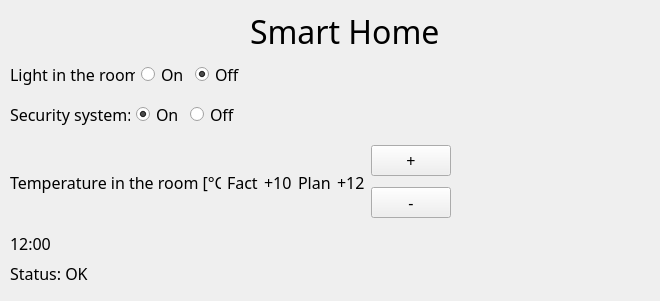
Old version of the form desktop/src/main.ui in the repository SirDalbag/pyqt-smart-home.
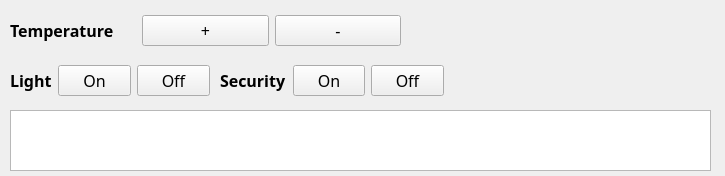
New version of the form.

What changed in the file:
```diff
--- a/desktop/src/main.ui
+++ b/desktop/src/main.ui
@@ -6,8 +6,8 @@
    <rect>
     <x>0</x>
     <y>0</y>
-    <width>660</width>
-    <height>301</height>
+    <width>725</width>
+    <height>176</height>
    </rect>
   </property>
   <property name="font">
@@ -19,44 +19,98 @@
   <property name="windowTitle">
    <string>System Manage</string>
   </property>
+  <widget class="QListWidget" name="device_view">
+   <property name="geometry">
+    <rect>
+     <x>10</x>
+     <y>110</y>
+     <width>701</width>
+     <height>61</height>
+    </rect>
+   </property>
+   <property name="font">
+    <font>
+     <family>Bahnschrift</family>
+     <pointsize>12</pointsize>
+    </font>
+   </property>
+  </widget>
+  <widget class="QWidget" name="horizontalLayoutWidget">
+   <property name="geometry">
+    <rect>
+     <x>10</x>
+     <y>10</y>
+     <width>391</width>
+     <height>41</height>
+    </rect>
+   </property>
+   <layout class="QHBoxLayout" name="temp_layout">
+    <item>
+     <widget class="QLabel" name="temp_label">
+      <property name="font">
+       <font>
+        <family>Bahnschrift SemiBold</family>
+        <pointsize>12</pointsize>
+        <bold>true</bold>
+       </font>
+      </property>
+      <property name="text">
+       <string>Temperature</string>
+      </property>
+     </widget>
+    </item>
+    <item>
+     <widget class="QPushButton" name="temp_up">
+      <property name="text">
+       <string>+</string>
+      </property>
+     </widget>
+    </item>
+    <item>
+     <widget class="QPushButton" name="temp_down">
+      <property name="text">
+       <string>-</string>
+      </property>
+     </widget>
+    </item>
+   </layout>
+  </widget>
   <widget class="QWidget" name="horizontalLayoutWidget_2">
    <property name="geometry">
     <rect>
      <x>10</x>
      <y>60</y>
-     <width>235</width>
-     <height>29</height>
+     <width>200</width>
+     <height>41</height>
     </rect>
    </property>
    <layout class="QHBoxLayout" name="light_layout">
     <item>
-     <widget class="QLabel" name="light">
+     <widget class="QLabel" name="light_label">
+      <property name="font">
+       <font>
+        <family>Bahnschrift SemiBold</family>
+        <pointsize>12</pointsize>
+        <bold>true</bold>
+       </font>
+      </property>
       <property name="text">
-       <string>Light in the room:</string>
+       <string>Light</string>
       </property>
      </widget>
     </item>
     <item>
-     <widget class="QRadioButton" name="light_on">
+     <widget class="QPushButton" name="light_on">
       <property name="text">
        <string>On</string>
       </property>
-      <property name="checked">
-       <bool>false</bool>
-      </property>
      </widget>
     </item>
     <item>
-     <widget class="QRadioButton" name="light_off">
+     <widget class="QPushButton" name="light_off">
       <property name="text">
        <string>Off</string>
       </property>
-      <property name="checked">
-       <bool>true</bool>
-      </property>
-      <property name="autoRepeat">
-       <bool>false</bool>
-      </property>
      </widget>
     </item>
    </layout>
@@ -64,206 +118,43 @@
   <widget class="QWidget" name="horizontalLayoutWidget_3">
    <property name="geometry">
     <rect>
-     <x>10</x>
-     <y>100</y>
-     <width>230</width>
-     <height>29</height>
+     <x>220</x>
+     <y>60</y>
+     <width>224</width>
+     <height>41</height>
     </rect>
    </property>
    <layout class="QHBoxLayout" name="seciruty_layout">
     <item>
-     <widget class="QLabel" name="security">
-      <property name="text">
-       <string>Security system:</string>
-      </property>
-     </widget>
-    </item>
-    <item>
-     <widget class="QRadioButton" name="seciruty_on">
-      <property name="text">
-       <string>On</string>
-      </property>
-      <property name="checked">
-       <bool>true</bool>
-      </property>
-     </widget>
-    </item>
-    <item>
-     <widget class="QRadioButton" name="seciruty_off">
-      <property name="text">
-       <string>Off</string>
-      </property>
-      <property name="checked">
-       <bool>false</bool>
-      </property>
-      <property name="autoRepeat">
-       <bool>false</bool>
-      </property>
-     </widget>
-    </item>
-   </layout>
-  </widget>
-  <widget class="QWidget" name="horizontalLayoutWidget">
-   <property name="geometry">
-    <rect>
-     <x>10</x>
-     <y>10</y>
-     <width>641</width>
-     <height>42</height>
-    </rect>
-   </property>
-   <layout class="QHBoxLayout" name="title_layout">
-    <property name="sizeConstraint">
-     <enum>QLayout::SetDefaultConstraint</enum>
-    </property>
-    <property name="leftMargin">
-     <number>240</number>
-    </property>
-    <property name="topMargin">
-     <number>0</number>
-    </property>
-    <property name="rightMargin">
-     <number>0</number>
-    </property>
-    <item alignment="Qt::AlignLeft|Qt::AlignVCenter">
-     <widget class="QLabel" name="title">
+     <widget class="QLabel" name="security_label">
       <property name="font">
        <font>
-        <family>Bahnschrift</family>
-        <pointsize>24</pointsize>
+        <family>Bahnschrift SemiBold</family>
+        <pointsize>12</pointsize>
+        <bold>true</bold>
        </font>
       </property>
-      <property name="layoutDirection">
-       <enum>Qt::LeftToRight</enum>
-      </property>
       <property name="text">
-       <string>Smart Home</string>
+       <string>Security</string>
       </property>
      </widget>
     </item>
-   </layout>
-  </widget>
-  <widget class="QWidget" name="horizontalLayoutWidget_4">
-   <property name="geometry">
-    <rect>
-     <x>10</x>
-     <y>140</y>
-     <width>441</width>
-     <height>84</height>
-    </rect>
-   </property>
-   <layout class="QHBoxLayout" name="temperature_layout">
-    <property name="sizeConstraint">
-     <enum>QLayout::SetDefaultConstraint</enum>
-    </property>
     <item>
-     <widget class="QLabel" name="temperature">
+     <widget class="QPushButton" name="security_on">
       <property name="text">
-       <string>Temperature in the room [°C]:</string>
+       <string>On</string>
       </property>
      </widget>
     </item>
     <item>
-     <layout class="QHBoxLayout" name="temperature_status_layout">
-      <item>
-       <layout class="QHBoxLayout" name="temperature_fact_layout">
-        <item>
-         <widget class="QLabel" name="temperature_fact_label">
-          <property name="text">
-           <string>Fact</string>
-          </property>
-         </widget>
-        </item>
-        <item>
-         <widget class="QLabel" name="temperature_fact">
-          <property name="text">
-           <string>+10</string>
-          </property>
-         </widget>
-        </item>
-       </layout>
-      </item>
-      <item>
-       <layout class="QHBoxLayout" name="temperature_plan_layout">
-        <item>
-         <widget class="QLabel" name="temperature_plan_label">
-          <property name="text">
-           <string>Plan</string>
-          </property>
-         </widget>
-        </item>
-        <item>
-         <widget class="QLabel" name="temperature_plan">
-          <property name="text">
-           <string>+12</string>
-          </property>
-         </widget>
-        </item>
-       </layout>
-      </item>
-     </layout>
+     <widget class="QPushButton" name="security_off">
+      <property name="text">
+       <string>Off</string>
+      </property>
+     </widget>
     </item>
-    <item>
-     <layout class="QGridLayout" name="temperature_update_grid">
-      <item row="0" column="0">
-       <widget class="QPushButton" name="temperature_up">
-        <property name="enabled">
-         <bool>true</bool>
-        </property>
-        <property name="sizePolicy">
-         <sizepolicy hsizetype="Minimum" vsizetype="Fixed">
-          <horstretch>0</horstretch>
-          <verstretch>0</verstretch>
-         </sizepolicy>
-        </property>
-        <property name="maximumSize">
-         <size>
-          <width>91</width>
-          <height>16777215</height>
-         </size>
-        </property>
-        <property name="text">
-         <string>+</string>
-        </property>
-       </widget>
-      </item>
-      <item row="1" column="0">
-       <widget class="QPushButton" name="temperature_down">
-        <property name="text">
-         <string>-</string>
-        </property>
-       </widget>
-      </item>
-     </layout>
-    </item>
    </layout>
   </widget>
-  <widget class="QLabel" name="time">
-   <property name="geometry">
-    <rect>
-     <x>10</x>
-     <y>230</y>
-     <width>191</width>
-     <height>27</height>
-    </rect>
-   </property>
-   <property name="text">
-    <string>12:00</string>
-   </property>
-  </widget>
-  <widget class="QLabel" name="status">
-   <property name="geometry">
-    <rect>
-     <x>10</x>
-     <y>260</y>
-     <width>631</width>
-     <height>27</height>
-    </rect>
-   </property>
-   <property name="text">
-    <string>Status: OK</string>
-   </property>
-  </widget>
  </widget>
  <resources/>
  <connections/>
```
Left out of the diff: 6 changed lines with no effect on the pictures.
